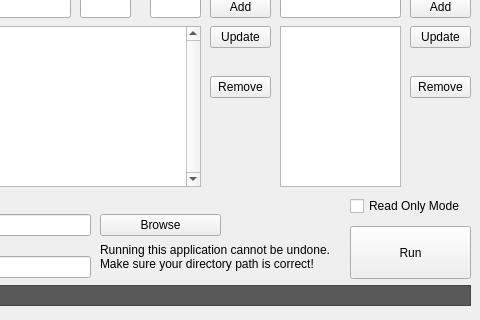
Before: the Qt Designer form Etemenanki/Etemenanki.ui in MjnMixael/Etemenanki, drawn with Qt 5; both pictures show x 410 to 890 and y 103 to 423 of the 890 by 423 pixel window.
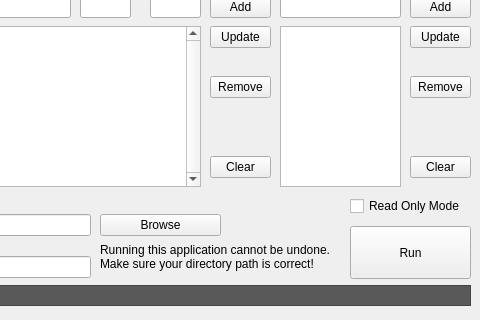
After: the same form once the commit is applied.

Commit message: Add clear buttons and misc bugfixes

```diff
--- a/Etemenanki/Etemenanki.ui
+++ b/Etemenanki/Etemenanki.ui
@@ -741,6 +741,32 @@
      <string>Browse</string>
     </property>
    </widget>
+   <widget class="QPushButton" name="regex_clear_button">
+    <property name="geometry">
+     <rect>
+      <x>620</x>
+      <y>240</y>
+      <width>61</width>
+      <height>22</height>
+     </rect>
+    </property>
+    <property name="text">
+     <string>Clear</string>
+    </property>
+   </widget>
+   <widget class="QPushButton" name="files_clear_button">
+    <property name="geometry">
+     <rect>
+      <x>820</x>
+      <y>240</y>
+      <width>61</width>
+      <height>22</height>
+     </rect>
+    </property>
+    <property name="text">
+     <string>Clear</string>
+    </property>
+   </widget>
    <zorder>frame_2</zorder>
    <zorder>frame</zorder>
    <zorder>begin_button</zorder>
```
Left out of the diff: 2 changed lines with no effect on the pictures. The commit also changes 9 other files.
